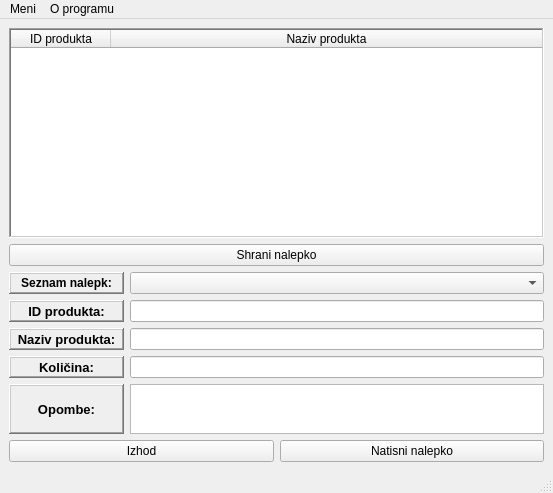
Old version of the form mainwindow.ui in the repository nejcSedo/PrintNalepk.
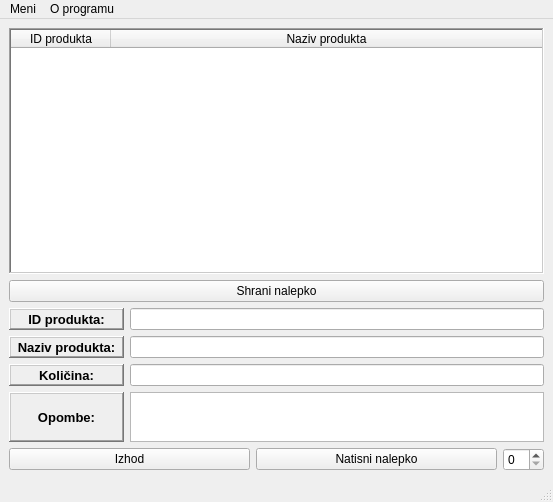
New version of the form. Icons and pictures are not drawn.

The edit to the form file:
```diff
--- a/mainwindow.ui
+++ b/mainwindow.ui
@@ -7,7 +7,7 @@
     <x>0</x>
     <y>0</y>
     <width>553</width>
-    <height>493</height>
+    <height>502</height>
    </rect>
   </property>
   <property name="minimumSize">
@@ -21,210 +21,7 @@
   </property>
   <widget class="QWidget" name="centralwidget">
    <layout class="QGridLayout" name="gridLayout">
-    <item row="5" column="0">
-     <layout class="QHBoxLayout" name="horizontalLayout_4">
-      <item>
-       <widget class="QLabel" name="label_IDprodukta">
-        <property name="minimumSize">
-         <size>
-          <width>115</width>
-          <height>0</height>
-         </size>
-        </property>
-        <property name="font">
-         <font>
-          <pointsize>10</pointsize>
-          <weight>75</weight>
-          <bold>true</bold>
-         </font>
-        </property>
-        <property name="layoutDirection">
-         <enum>Qt::LeftToRight</enum>
-        </property>
-        <property name="frameShape">
-         <enum>QFrame::WinPanel</enum>
-        </property>
-        <property name="frameShadow">
-         <enum>QFrame::Raised</enum>
-        </property>
-        <property name="text">
-         <string>ID produkta:</string>
-        </property>
-        <property name="alignment">
-         <set>Qt::AlignCenter</set>
-        </property>
-        <property name="buddy">
-         <cstring>lineEdit_IDprodukta</cstring>
-        </property>
-       </widget>
-      </item>
-      <item>
-       <widget class="QLineEdit" name="lineEdit_IDprodukta"/>
-      </item>
-     </layout>
-    </item>
     <item row="8" column="0">
-     <layout class="QHBoxLayout" name="horizontalLayout_5" stretch="0,0">
-      <property name="spacing">
-       <number>6</number>
-      </property>
-      <property name="sizeConstraint">
-       <enum>QLayout::SetFixedSize</enum>
-      </property>
-      <item>
-       <widget class="QLabel" name="label_opombe">
-        <property name="minimumSize">
-         <size>
-          <width>115</width>
-          <height>50</height>
-         </size>
-        </property>
-        <property name="maximumSize">
-         <size>
-          <width>16777215</width>
-          <height>50</height>
-         </size>
-        </property>
-        <property name="font">
-         <font>
-          <pointsize>10</pointsize>
-          <weight>75</weight>
-          <bold>true</bold>
-         </font>
-        </property>
-        <property name="frameShape">
-         <enum>QFrame::WinPanel</enum>
-        </property>
-        <property name="frameShadow">
-         <enum>QFrame::Raised</enum>
-        </property>
-        <property name="lineWidth">
-         <number>1</number>
-        </property>
-        <property name="text">
-         <string>Opombe:</string>
-        </property>
-        <property name="alignment">
-         <set>Qt::AlignCenter</set>
-        </property>
-       </widget>
-      </item>
-      <item>
-       <widget class="QTextEdit" name="textEdit_opombe">
-        <property name="minimumSize">
-         <size>
-          <width>0</width>
-          <height>50</height>
-         </size>
-        </property>
-        <property name="maximumSize">
-         <size>
-          <width>16777215</width>
-          <height>50</height>
-         </size>
-        </property>
-       </widget>
-      </item>
-     </layout>
-    </item>
-    <item row="3" column="0">
-     <widget class="QPushButton" name="pushButton_shraniNalepko">
-      <property name="text">
-       <string>Shrani nalepko</string>
-      </property>
-      <property name="icon">
-       <iconset resource="icons.qrc">
-        <normaloff>:/icons/save.ico</normaloff>:/icons/save.ico</iconset>
-      </property>
-     </widget>
-    </item>
-    <item row="4" column="0">
-     <layout class="QHBoxLayout" name="horizontalLayout_6">
-      <item>
-       <widget class="QLabel" name="label_seznamNalepk">
-        <property name="minimumSize">
-         <size>
-          <width>115</width>
-          <height>0</height>
-         </size>
-        </property>
-        <property name="maximumSize">
-         <size>
-          <width>115</width>
-          <height>16777215</height>
-         </size>
-        </property>
-        <property name="font">
-         <font>
-          <weight>75</weight>
-          <bold>true</bold>
-         </font>
-        </property>
-        <property name="frameShape">
-         <enum>QFrame::WinPanel</enum>
-        </property>
-        <property name="frameShadow">
-         <enum>QFrame::Raised</enum>
-        </property>
-        <property name="text">
-         <string>Seznam nalepk:</string>
-        </property>
-        <property name="alignment">
-         <set>Qt::AlignCenter</set>
-        </property>
-        <property name="buddy">
-         <cstring>comboBox_seznamNalepk</cstring>
-        </property>
-       </widget>
-      </item>
-      <item>
-       <widget class="QComboBox" name="comboBox_seznamNalepk"/>
-      </item>
-     </layout>
-    </item>
-    <item row="7" column="0">
-     <layout class="QHBoxLayout" name="horizontalLayout_2">
-      <item>
-       <widget class="QLabel" name="label_kolicina">
-        <property name="minimumSize">
-         <size>
-          <width>115</width>
-          <height>0</height>
-         </size>
-        </property>
-        <property name="font">
-         <font>
-          <pointsize>10</pointsize>
-          <weight>75</weight>
-          <bold>true</bold>
-         </font>
-        </property>
-        <property name="layoutDirection">
-         <enum>Qt::LeftToRight</enum>
-        </property>
-        <property name="frameShape">
-         <enum>QFrame::WinPanel</enum>
-        </property>
-        <property name="frameShadow">
-         <enum>QFrame::Raised</enum>
-        </property>
-        <property name="text">
-         <string>Količina:</string>
-        </property>
-        <property name="alignment">
-         <set>Qt::AlignCenter</set>
-        </property>
-        <property name="buddy">
-         <cstring>lineEdit_kolicina</cstring>
-        </property>
-       </widget>
-      </item>
-      <item>
-       <widget class="QLineEdit" name="lineEdit_kolicina"/>
-      </item>
-     </layout>
-    </item>
-    <item row="9" column="0">
      <layout class="QVBoxLayout" name="verticalLayout">
       <item>
        <layout class="QHBoxLayout" name="horizontalLayout">
@@ -250,10 +47,104 @@
           </property>
          </widget>
         </item>
+        <item>
+         <widget class="QSpinBox" name="spinBox_kopijePrint">
+          <property name="sizePolicy">
+           <sizepolicy hsizetype="Maximum" vsizetype="Fixed">
+            <horstretch>0</horstretch>
+            <verstretch>0</verstretch>
+           </sizepolicy>
+          </property>
+         </widget>
+        </item>
        </layout>
       </item>
      </layout>
     </item>
+    <item row="5" column="0">
+     <layout class="QHBoxLayout" name="horizontalLayout_3">
+      <item>
+       <widget class="QLabel" name="label_nazivProdukta">
+        <property name="minimumSize">
+         <size>
+          <width>115</width>
+          <height>0</height>
+         </size>
+        </property>
+        <property name="font">
+         <font>
+          <pointsize>10</pointsize>
+          <weight>75</weight>
+          <bold>true</bold>
+         </font>
+        </property>
+        <property name="layoutDirection">
+         <enum>Qt::LeftToRight</enum>
+        </property>
+        <property name="frameShape">
+         <enum>QFrame::WinPanel</enum>
+        </property>
+        <property name="frameShadow">
+         <enum>QFrame::Raised</enum>
+        </property>
+        <property name="text">
+         <string>Naziv produkta:</string>
+        </property>
+        <property name="alignment">
+         <set>Qt::AlignCenter</set>
+        </property>
+        <property name="buddy">
+         <cstring>lineEdit_nazivProdukta</cstring>
+        </property>
+       </widget>
+      </item>
+      <item>
+       <widget class="QLineEdit" name="lineEdit_nazivProdukta"/>
+      </item>
+     </layout>
+    </item>
+    <item row="4" column="0">
+     <layout class="QHBoxLayout" name="horizontalLayout_4">
+      <item>
+       <widget class="QLabel" name="label_IDprodukta">
+        <property name="minimumSize">
+         <size>
+          <width>115</width>
+          <height>0</height>
+         </size>
+        </property>
+        <property name="font">
+         <font>
+          <pointsize>10</pointsize>
+          <weight>75</weight>
+          <bold>true</bold>
+         </font>
+        </property>
+        <property name="layoutDirection">
+         <enum>Qt::LeftToRight</enum>
+        </property>
+        <property name="frameShape">
+         <enum>QFrame::WinPanel</enum>
+        </property>
+        <property name="frameShadow">
+         <enum>QFrame::Raised</enum>
+        </property>
+        <property name="text">
+         <string>ID produkta:</string>
+        </property>
+        <property name="alignment">
+         <set>Qt::AlignCenter</set>
+        </property>
+        <property name="buddy">
+         <cstring>lineEdit_IDprodukta</cstring>
+        </property>
+       </widget>
+      </item>
+      <item>
+       <widget class="QLineEdit" name="lineEdit_IDprodukta"/>
+      </item>
+     </layout>
+    </item>
     <item row="1" column="0">
      <widget class="QTreeWidget" name="treeWidget">
       <property name="minimumSize">
@@ -290,9 +181,9 @@
      </widget>
     </item>
     <item row="6" column="0">
-     <layout class="QHBoxLayout" name="horizontalLayout_3">
+     <layout class="QHBoxLayout" name="horizontalLayout_2">
       <item>
-       <widget class="QLabel" name="label_nazivProdukta">
+       <widget class="QLabel" name="label_kolicina">
         <property name="minimumSize">
          <size>
           <width>115</width>
@@ -316,7 +207,7 @@
          <enum>QFrame::Raised</enum>
         </property>
         <property name="text">
-         <string>Naziv produkta:</string>
+         <string>Količina:</string>
         </property>
         <property name="alignment">
          <set>Qt::AlignCenter</set>
@@ -327,7 +218,82 @@
        </widget>
       </item>
       <item>
-       <widget class="QLineEdit" name="lineEdit_nazivProdukta"/>
+       <widget class="QLineEdit" name="lineEdit_kolicina"/>
+      </item>
+     </layout>
+    </item>
+    <item row="3" column="0">
+     <widget class="QPushButton" name="pushButton_shraniNalepko">
+      <property name="text">
+       <string>Shrani nalepko</string>
+      </property>
+      <property name="icon">
+       <iconset resource="icons.qrc">
+        <normaloff>:/icons/save.ico</normaloff>:/icons/save.ico</iconset>
+      </property>
+     </widget>
+    </item>
+    <item row="7" column="0">
+     <layout class="QHBoxLayout" name="horizontalLayout_5" stretch="0,0">
+      <property name="spacing">
+       <number>6</number>
+      </property>
+      <property name="sizeConstraint">
+       <enum>QLayout::SetFixedSize</enum>
+      </property>
+      <item>
+       <widget class="QLabel" name="label_opombe">
+        <property name="minimumSize">
+         <size>
+          <width>115</width>
+          <height>50</height>
+         </size>
+        </property>
+        <property name="maximumSize">
+         <size>
+          <width>16777215</width>
+          <height>50</height>
+         </size>
+        </property>
+        <property name="font">
+         <font>
+          <pointsize>10</pointsize>
+          <weight>75</weight>
+          <bold>true</bold>
+         </font>
+        </property>
+        <property name="frameShape">
+         <enum>QFrame::WinPanel</enum>
+        </property>
+        <property name="frameShadow">
+         <enum>QFrame::Raised</enum>
+        </property>
+        <property name="lineWidth">
+         <number>1</number>
+        </property>
+        <property name="text">
+         <string>Opombe:</string>
+        </property>
+        <property name="alignment">
+         <set>Qt::AlignCenter</set>
+        </property>
+       </widget>
+      </item>
+      <item>
+       <widget class="QTextEdit" name="textEdit_opombe">
+        <property name="minimumSize">
+         <size>
+          <width>0</width>
+          <height>50</height>
+         </size>
+        </property>
+        <property name="maximumSize">
+         <size>
+          <width>16777215</width>
+          <height>50</height>
+         </size>
+        </property>
+       </widget>
       </item>
      </layout>
     </item>
```
Left out of the diff: 7 changed lines with no effect on the pictures.
